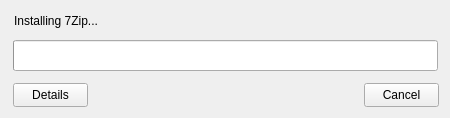
Before: the Qt Designer form windows/ui/mainwindow.ui in BiltuDas1/OneClickInstall, drawn with Qt 5.
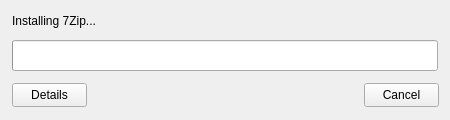
After: the same form once the commit is applied.

Commit message: Added Details Button Feature

The edit to the form file:
```diff
--- a/windows/ui/mainwindow.ui
+++ b/windows/ui/mainwindow.ui
@@ -10,7 +10,7 @@
     <x>0</x>
     <y>0</y>
     <width>450</width>
-    <height>118</height>
+    <height>120</height>
    </rect>
   </property>
   <property name="sizePolicy">
@@ -22,13 +22,13 @@
   <property name="minimumSize">
    <size>
     <width>450</width>
-    <height>118</height>
+    <height>120</height>
    </size>
   </property>
   <property name="maximumSize">
    <size>
     <width>450</width>
-    <height>118</height>
+    <height>250</height>
    </size>
   </property>
   <property name="baseSize">
@@ -53,9 +53,9 @@
    <widget class="QLabel" name="progressLabel">
     <property name="geometry">
      <rect>
-      <x>14</x>
+      <x>12</x>
       <y>10</y>
-      <width>421</width>
+      <width>426</width>
       <height>21</height>
      </rect>
     </property>
@@ -66,12 +66,30 @@
    <widget class="QProgressBar" name="progressBar">
     <property name="geometry">
      <rect>
-      <x>13</x>
+      <x>12</x>
       <y>40</y>
-      <width>425</width>
+      <width>426</width>
       <height>31</height>
      </rect>
     </property>
+    <property name="sizePolicy">
+     <sizepolicy hsizetype="Fixed" vsizetype="Fixed">
+      <horstretch>0</horstretch>
+      <verstretch>0</verstretch>
+     </sizepolicy>
+    </property>
+    <property name="minimumSize">
+     <size>
+      <width>426</width>
+      <height>31</height>
+     </size>
+    </property>
+    <property name="maximumSize">
+     <size>
+      <width>426</width>
+      <height>31</height>
+     </size>
+    </property>
     <property name="value">
      <number>0</number>
     </property>
@@ -101,7 +119,7 @@
    <widget class="QPushButton" name="infoButton">
     <property name="geometry">
      <rect>
-      <x>13</x>
+      <x>12</x>
       <y>83</y>
       <width>75</width>
       <height>24</height>
```
Left out of the diff: 84 changed lines with no effect on the pictures. The commit also changes 3 other files.
